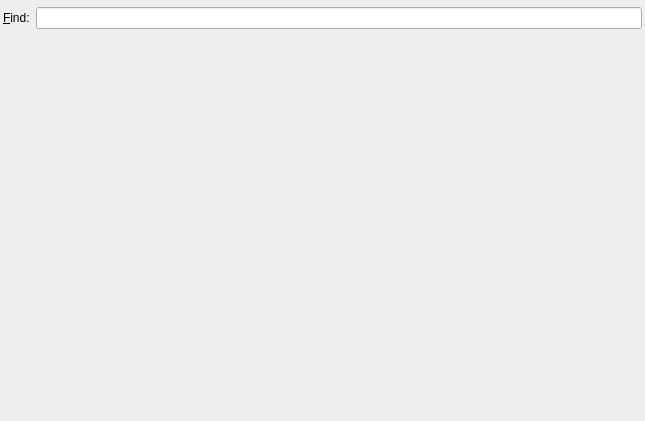
Qt form src/ui/mainwindow.ui (hluk/CopyQ) before a commit.
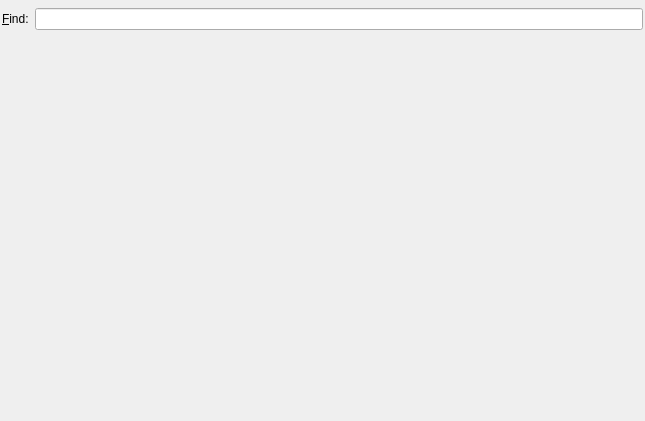
The same form after that commit. Custom widgets are drawn as their Qt base class.

```diff
--- a/src/ui/mainwindow.ui
+++ b/src/ui/mainwindow.ui
@@ -16,7 +16,7 @@
   <widget class="QWidget" name="centralWidget">
    <layout class="QVBoxLayout" name="verticalLayout">
     <property name="spacing">
-     <number>0</number>
+     <number>2</number>
     </property>
     <property name="leftMargin">
      <number>0</number>
@@ -47,18 +47,19 @@
      </widget>
     </item>
     <item>
-     <layout class="QHBoxLayout" name="findLayout">
+     <widget class="QWidget" name="widgetFind" native="true">
+      <layout class="QHBoxLayout" name="horizontalLayout">
       <property name="leftMargin">
-       <number>3</number>
+        <number>2</number>
       </property>
       <property name="topMargin">
-       <number>3</number>
+        <number>2</number>
       </property>
       <property name="rightMargin">
-       <number>3</number>
+        <number>2</number>
       </property>
       <property name="bottomMargin">
-       <number>3</number>
+        <number>2</number>
       </property>
       <item>
        <widget class="QLabel" name="findLabel">
@@ -74,6 +75,7 @@
        <widget class="QLineEdit" name="searchBar"/>
       </item>
      </layout>
+     </widget>
     </item>
     <item>
      <widget class="TabWidget" name="tabWidget">
```
Lines whose indentation alone changed are shown as unchanged.
